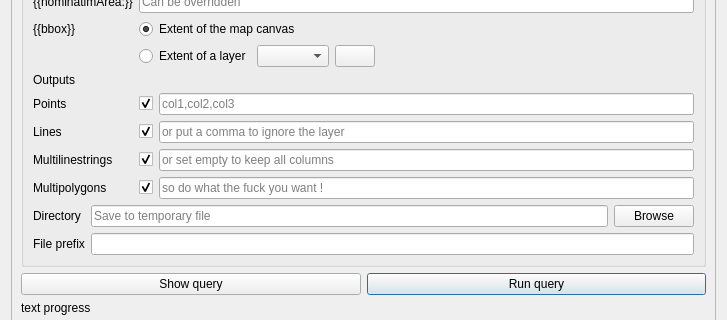
Old version of the form ui/my_queries.ui in the repository 3liz/QuickOSM; both pictures show x 0 to 727 and y 285 to 605 of the 727 by 794 pixel window.
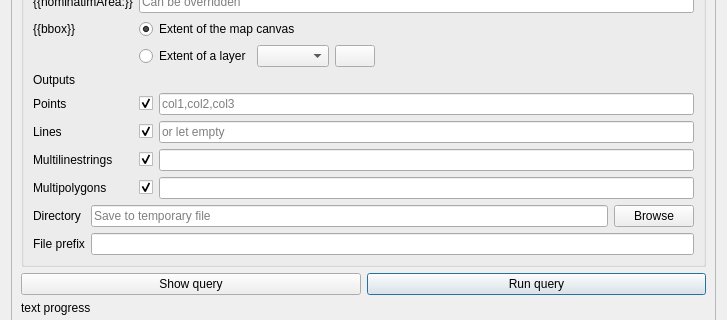
New version of the form. Icons and pictures are not drawn. Custom widgets are drawn as their Qt base class.

Patch:
```diff
--- a/ui/my_queries.ui
+++ b/ui/my_queries.ui
@@ -178,7 +178,7 @@
               <item>
                <widget class="QLineEdit" name="lineEdit_csv_lines">
                 <property name="placeholderText">
-                 <string>or put a comma to ignore the layer</string>
+                 <string>or let empty</string>
                 </property>
                </widget>
               </item>
@@ -206,7 +206,7 @@
               <item>
                <widget class="QLineEdit" name="lineEdit_csv_multilinestrings">
                 <property name="placeholderText">
-                 <string>or set empty to keep all columns</string>
+                 <string/>
                 </property>
                </widget>
               </item>
@@ -234,7 +234,7 @@
               <item>
                <widget class="QLineEdit" name="lineEdit_csv_multipolygons">
                 <property name="placeholderText">
-                 <string>so do what the fuck you want !</string>
+                 <string/>
                 </property>
                </widget>
               </item>
```
